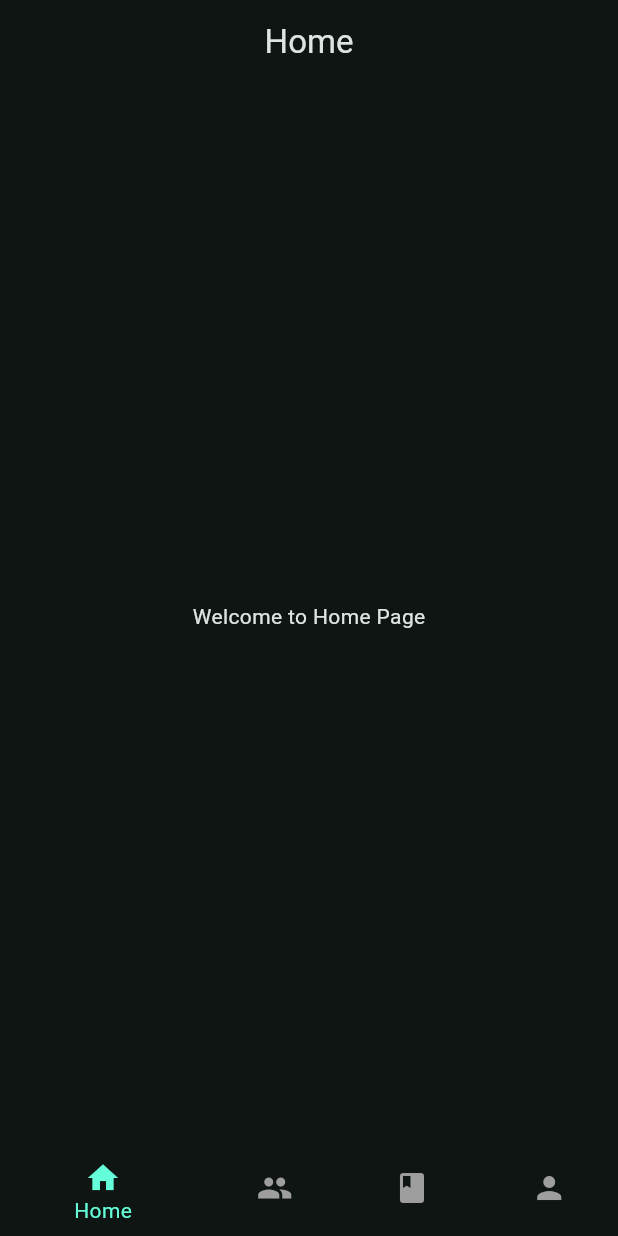
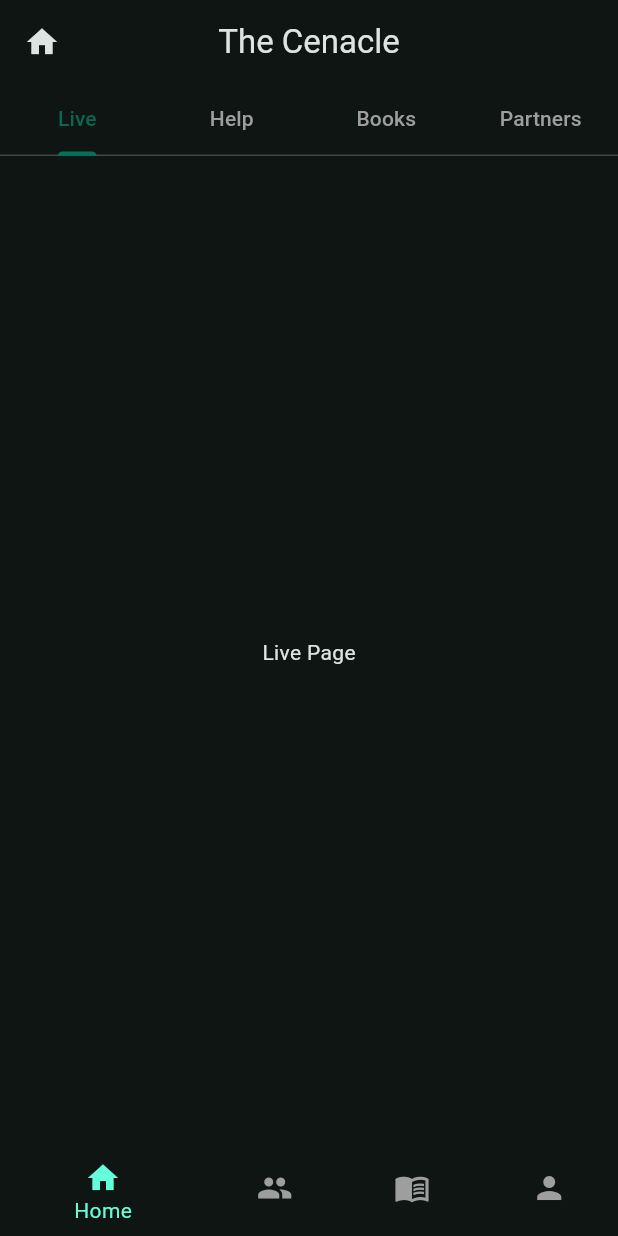
Before and after one commit to adoredson/my_app, a Flutter app: the screen it shows after launch, on a phone screen of 412 x 824 dp. Run offline on Flutter 3.47's test engine with Material 3 defaults, Android fonts, the phone set to English and light mode, and no system bars.

Commit message:
Added tab_bar

```diff
--- a/lib/main.dart
+++ b/lib/main.dart
@@ -13,16 +13,18 @@ class MyApp extends StatelessWidget {
 
   @override
   Widget build(BuildContext context) {
-    return MaterialApp(
-      debugShowCheckedModeBanner: false,
-      title: 'The Cenacle',
-      theme: ThemeData(
-        colorScheme: ColorScheme.fromSeed(
-          seedColor: Colors.teal,
-          brightness: Brightness.dark,
+    return DefaultTabController(
+      length: 4, // For top tabs in HomePage
+      child: MaterialApp(
+        debugShowCheckedModeBanner: false,
+        theme: ThemeData(
+          colorScheme: ColorScheme.fromSeed(
+            seedColor: const Color.fromARGB(255, 6, 82, 74),
+            brightness: Brightness.dark,
+          ),
         ),
+        home: const MainScreen(),
       ),
-      home: const MainScreen(),
     );
   }
 }
@@ -38,13 +40,11 @@ class _MainScreenState extends State<MainScreen> {
   int _selectedIndex = 0;
 
   final List<Widget> _pages = [
-    const HomePage(),
-    const CommunityPage(),
-    const DevotionPage(),
-    const ProfilePage(),
+    HomePage(),
+    CommunityPage(),
+    DevotionPage(),
+    ProfilePage(),
   ];
-
-  final List<String> _titles = ['Home', 'Community', 'Devotion', 'Profile'];
 
   void _onItemTapped(int index) {
     setState(() {
@@ -55,18 +55,19 @@ class _MainScreenState extends State<MainScreen> {
   @override
   Widget build(BuildContext context) {
     return Scaffold(
-      appBar: AppBar(title: Text(_titles[_selectedIndex]), centerTitle: true),
       body: _pages[_selectedIndex],
       bottomNavigationBar: BottomNavigationBar(
+        selectedItemColor: Colors.tealAccent,
+        unselectedItemColor: Colors.grey,
         currentIndex: _selectedIndex,
         onTap: _onItemTapped,
-        selectedItemColor: Colors.tealAccent,
-        unselectedItemColor: Colors.grey,
-        backgroundColor: Theme.of(context).colorScheme.surface,
         items: const [
           BottomNavigationBarItem(icon: Icon(Icons.home), label: 'Home'),
-          BottomNavigationBarItem(icon: Icon(Icons.group), label: 'Community'),
-          BottomNavigationBarItem(icon: Icon(Icons.book), label: 'Devotion'),
+          BottomNavigationBarItem(icon: Icon(Icons.people), label: 'Community'),
+          BottomNavigationBarItem(
+            icon: Icon(Icons.menu_book),
+            label: 'Devotion',
+          ),
           BottomNavigationBarItem(icon: Icon(Icons.person), label: 'Profile'),
         ],
       ),
--- a/lib/pages/home_page.dart
+++ b/lib/pages/home_page.dart
@@ -5,6 +5,31 @@ class HomePage extends StatelessWidget {
 
   @override
   Widget build(BuildContext context) {
-    return const Center(child: Text('Welcome to Home Page'));
+    return Scaffold(
+      appBar: AppBar(
+        title: const Text('The Cenacle'),
+        centerTitle: true,
+        leading: const Icon(Icons.home),
+        bottom: const TabBar(
+          indicatorColor: Color.fromARGB(255, 5, 112, 87),
+          labelColor: Color.fromARGB(255, 8, 104, 81),
+          unselectedLabelColor: Colors.grey,
+          tabs: [
+            Tab(text: 'Live'),
+            Tab(text: 'Help'),
+            Tab(text: 'Books'),
+            Tab(text: 'Partners'),
+          ],
+        ),
+      ),
+      body: const TabBarView(
+        children: [
+          Center(child: Text('Live Page')),
+          Center(child: Text('Help Page')),
+          Center(child: Text('Books Page')),
+          Center(child: Text('Partners Page')),
+        ],
+      ),
+    );
   }
 }
```
